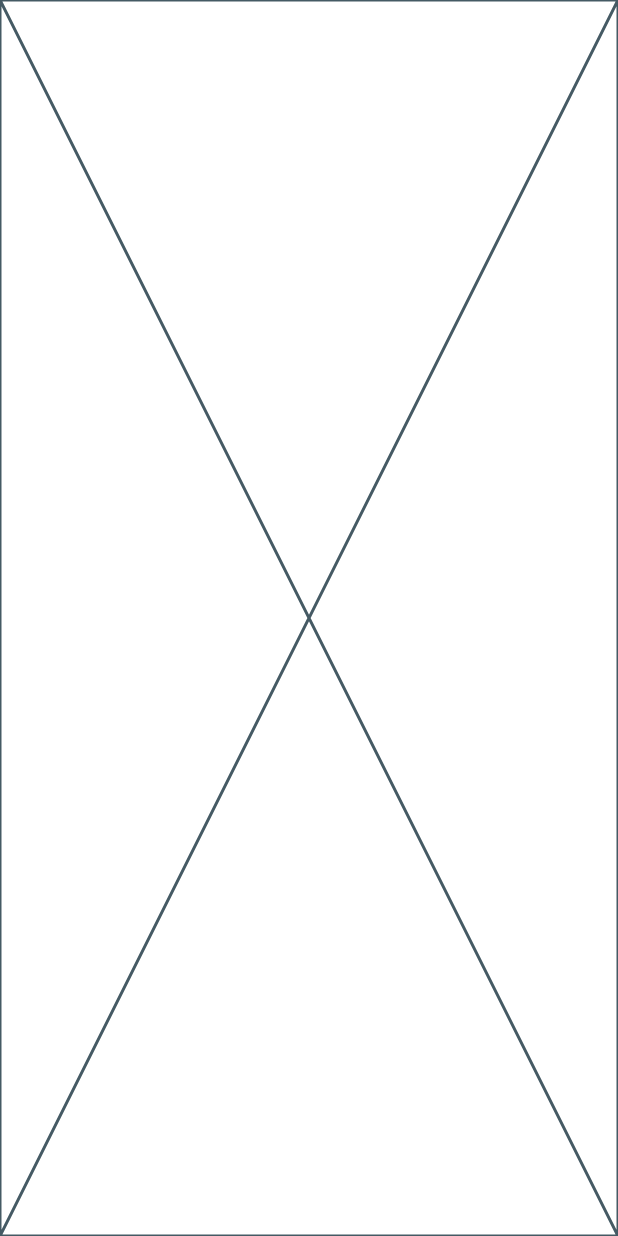
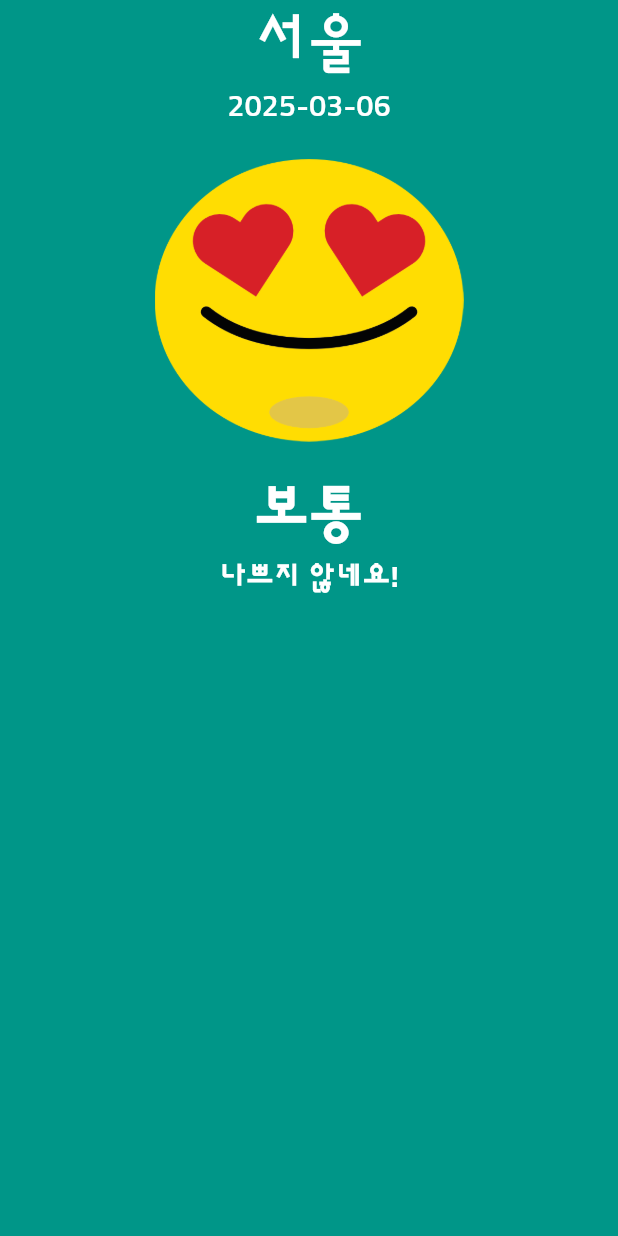
Before and after one commit to hdlee0619/flutter-codefactory-beginner, a Flutter app: the screen it shows after launch, on a phone screen of 412 x 824 dp. Run offline on Flutter 3.47's test engine with Material 3 defaults, Android fonts, the phone set to English and light mode, and no system bars; our stand-ins replace drift, geolocator, get_it, google_maps_flutter, image_picker, permission_handler and 3 more; missing offline and left inert: agora_rtc_engine, sqlite3; accounts and stored records are empty; generated files the repository leaves out were written again.

Commit message:
:lipstick: design: main stat UI 추가

```diff
--- /dev/null
+++ b/13_dusty_dust/lib/components/main_stat.dart
@@ -0,0 +1,36 @@
+import 'package:flutter/material.dart';
+
+class MainStat extends StatelessWidget {
+  const MainStat({super.key});
+
+  @override
+  Widget build(BuildContext context) {
+    final textStyle = TextStyle(color: Colors.white, fontSize: 40.0);
+
+    return SafeArea(
+      child: SizedBox(
+        width: double.infinity,
+        child: Column(
+          children: [
+            Text('서울', style: textStyle),
+            Text('2025-03-06', style: textStyle.copyWith(fontSize: 20.0)),
+            SizedBox(height: 20.0),
+            Image.asset(
+              'assets/images/best.png',
+              width: MediaQuery.of(context).size.width / 2,
+            ),
+            SizedBox(height: 20.0),
+            Text('보통', style: textStyle.copyWith(fontWeight: FontWeight.w700)),
+            Text(
+              '나쁘지 않네요!',
+              style: textStyle.copyWith(
+                fontSize: 20.0,
+                fontWeight: FontWeight.w700,
+              ),
+            ),
+          ],
+        ),
+      ),
+    );
+  }
+}
--- /dev/null
+++ b/13_dusty_dust/lib/const/color.dart
@@ -0,0 +1,5 @@
+import 'package:flutter/material.dart';
+
+const primaryColor = Color(0xFF009688);
+const lightColor = Color(0xFF00675B);
+const darkColor = Color(0xFF52C7B8);
--- a/13_dusty_dust/lib/main.dart
+++ b/13_dusty_dust/lib/main.dart
@@ -2,5 +2,7 @@ import 'package:dusty_dust/screen/home_screen.dart';
 import 'package:flutter/material.dart';
 
 void main() {
-  runApp(MaterialApp(home: HomeScreen()));
+  runApp(
+    MaterialApp(theme: ThemeData(fontFamily: 'Sunflower'), home: HomeScreen()),
+  );
 }
--- a/13_dusty_dust/lib/screen/home_screen.dart
+++ b/13_dusty_dust/lib/screen/home_screen.dart
@@ -1,3 +1,5 @@
+import 'package:dusty_dust/components/main_stat.dart';
+import 'package:dusty_dust/const/color.dart';
 import 'package:flutter/material.dart';
 
 class HomeScreen extends StatelessWidget {
@@ -5,6 +7,9 @@ class HomeScreen extends StatelessWidget {
 
   @override
   Widget build(BuildContext context) {
-    return const Placeholder();
+    return Scaffold(
+      backgroundColor: primaryColor,
+      body: SingleChildScrollView(child: Column(children: [MainStat()])),
+    );
   }
 }
```
